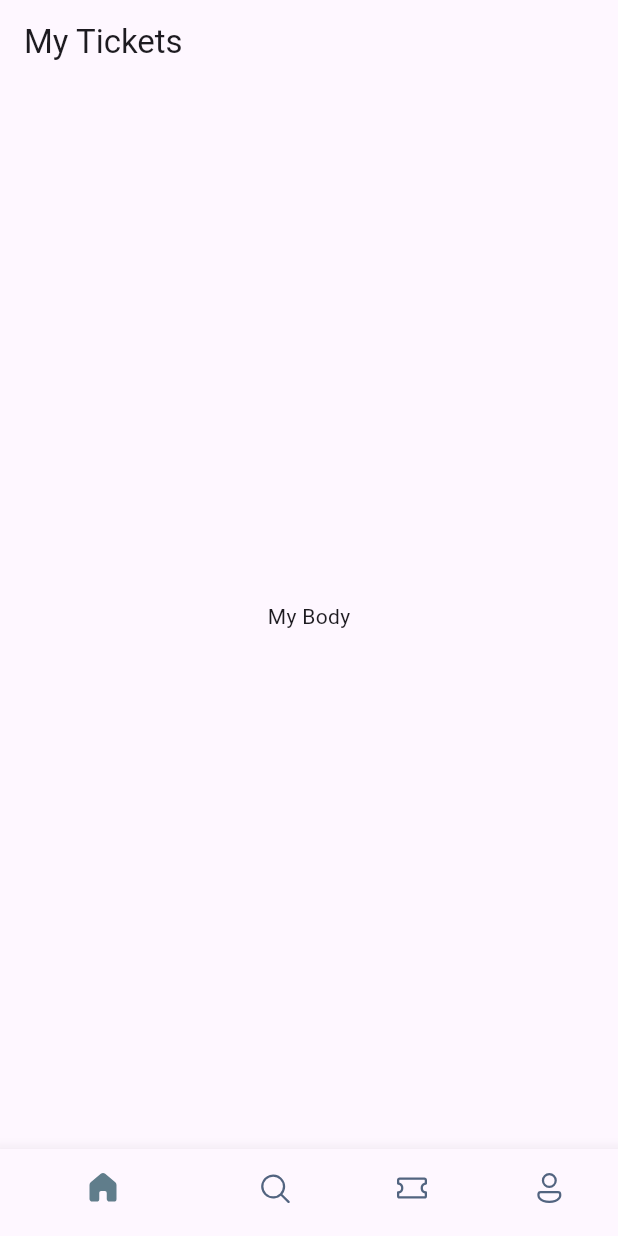
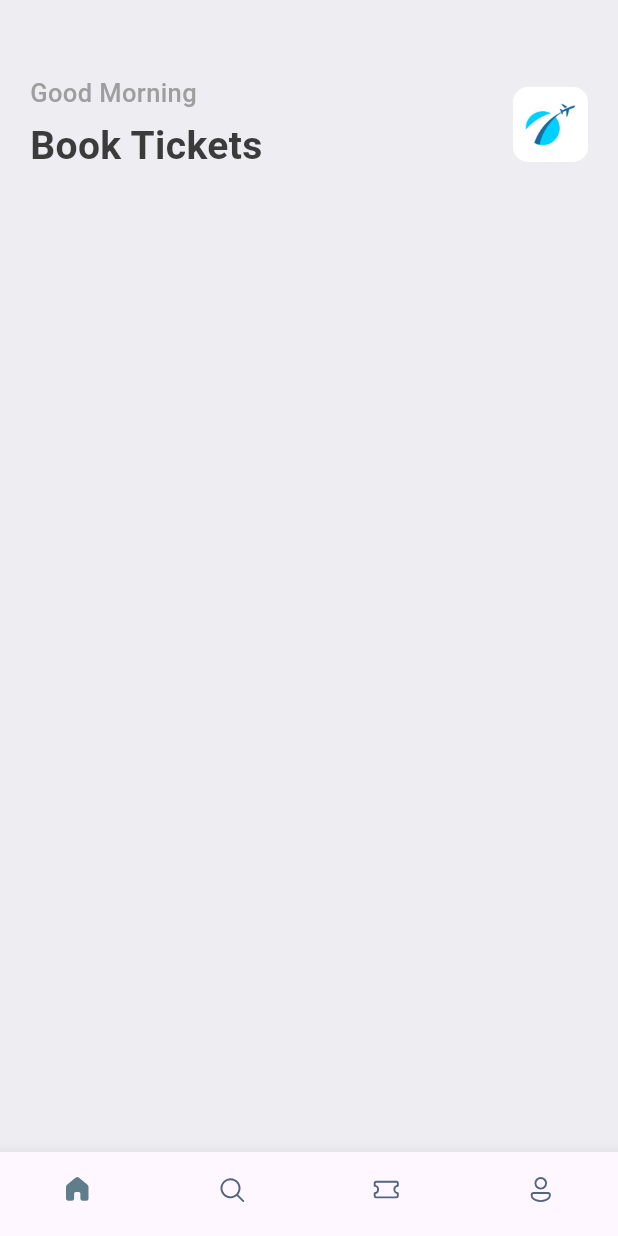
Before and after one commit to flutter-preview/MrCalifer-BookTicket_Flutter, a Flutter app: the screen it shows after launch, on a phone screen of 412 x 824 dp. Run offline on Flutter 3.47's test engine with Material 2 defaults, Android fonts, the phone set to English and light mode, and no system bars; our stand-ins replace fluentui_icons, gap.

Commit message:
Implemented bottom navigation with home screen styles.

```diff
--- a/lib/Home/bottom_bar.dart
+++ b/lib/Home/bottom_bar.dart
@@ -1,3 +1,4 @@
+import 'package:booktickets/Home/screen/home_screen.dart';
 import 'package:fluentui_icons/fluentui_icons.dart';
 import 'package:flutter/material.dart';
 
@@ -9,19 +10,34 @@
 }
 
 class _BottomBarState extends State<BottomBar> {
+  int _selectedIndex = 0;
+  static final List<Widget> _widgetOptions = <Widget>[
+    const HomeScreen(),
+    const Text("Search"),
+    const Text("Tickets"),
+    const Text("Profile")
+  ];
+
+  void _onItemTap(int index) {
+    setState(() {
+      _selectedIndex = index;
+    });
+  }
+
   @override
   Widget build(BuildContext context) {
     return Scaffold(
-      appBar: AppBar(
-        title: const Text("My Tickets"),
-      ),
-      body: const Center(child: Text("My Body")),
+      body: Center(child: _widgetOptions[_selectedIndex]),
       bottomNavigationBar: BottomNavigationBar(
+        currentIndex: _selectedIndex,
         showSelectedLabels: false,
         showUnselectedLabels: false,
         selectedItemColor: Colors.blueGrey,
         unselectedItemColor: const Color(0xFF526480),
         elevation: 10,
+        onTap: _onItemTap,
+        iconSize: 20,
+        type: BottomNavigationBarType.fixed,
         items: const [
           BottomNavigationBarItem(
               icon: Icon(FluentSystemIcons.ic_fluent_home_regular),
--- /dev/null
+++ b/lib/Home/screen/home_screen.dart
@@ -0,0 +1,51 @@
+import 'package:booktickets/Utils/app_styles.dart';
+import 'package:flutter/material.dart';
+import 'package:gap/gap.dart';
+
+class HomeScreen extends StatelessWidget {
+  const HomeScreen({super.key});
+
+  @override
+  Widget build(BuildContext context) {
+    return Scaffold(
+      backgroundColor: Styles.backgroundColor,
+      body: ListView(
+        children: [
+          Container(
+            padding: const EdgeInsets.symmetric(horizontal: 20, vertical: 10),
+            child: Column(
+              children: [
+                const Gap(40),
+                Row(
+                  mainAxisAlignment: MainAxisAlignment.spaceBetween,
+                  children: [
+                    Column(
+                      crossAxisAlignment: CrossAxisAlignment.start,
+                      children: [
+                        Text("Good Morning", style: Styles.headLineStyle3),
+                        const Gap(5),
+                        Text(
+                          "Book Tickets",
+                          style: Styles.headLineStyle1,
+                        )
+                      ],
+                    ),
+                    Container(
+                      width: 50,
+                      height: 50,
+                      decoration: BoxDecoration(
+                          borderRadius: BorderRadius.circular(10),
+                          image: const DecorationImage(
+                              fit: BoxFit.fitHeight,
+                              image: AssetImage("assest/images/img_1.png"))),
+                    )
+                  ],
+                )
+              ],
+            ),
+          )
+        ],
+      ),
+    );
+  }
+}
--- /dev/null
+++ b/lib/Utils/app_styles.dart
@@ -0,0 +1,25 @@
+import 'package:flutter/material.dart';
+
+Color primary = const Color(0xFF687daf);
+
+class Styles {
+  static Color primaryColor = primary;
+  static Color textColor = const Color(0xFF3b3b3b);
+  static Color backgroundColor = const Color(0xFFeeedf2);
+  static Color orangeColor = const Color(0xFF526799);
+
+  static TextStyle textStyle =
+      TextStyle(fontSize: 16, color: textColor, fontWeight: FontWeight.w500);
+
+  static TextStyle headLineStyle1 =
+      TextStyle(fontSize: 26, color: textColor, fontWeight: FontWeight.bold);
+
+  static TextStyle headLineStyle2 =
+      TextStyle(fontSize: 21, color: textColor, fontWeight: FontWeight.bold);
+
+  static TextStyle headLineStyle3 =
+      TextStyle(fontSize: 17, color: Colors.grey.shade500, fontWeight: FontWeight.w500);
+
+  static TextStyle headLineStyle4 = TextStyle(
+      fontSize: 14, color: Colors.grey.shade500, fontWeight: FontWeight.bold);
+}
--- a/lib/main.dart
+++ b/lib/main.dart
@@ -1,4 +1,5 @@
 import 'package:booktickets/Home/bottom_bar.dart';
+import 'package:booktickets/Utils/app_styles.dart';
 import 'package:flutter/material.dart';
 
 void main() {
@@ -12,9 +13,10 @@
   @override
   Widget build(BuildContext context) {
     return MaterialApp(
+      debugShowCheckedModeBanner: false,
       title: 'Book Tickets',
       theme: ThemeData(
-        colorScheme: ColorScheme.fromSeed(seedColor: Colors.deepPurple),
+        primaryColor: primary,
         useMaterial3: true,
       ),
       home: const BottomBar(),
--- a/pubspec.yaml
+++ b/pubspec.yaml
@@ -36,6 +36,7 @@
   # Use with the CupertinoIcons class for iOS style icons.
   cupertino_icons: ^1.0.2
   fluentui_icons: ^1.0.0
+  gap: ^3.0.0
 
 dev_dependencies:
   flutter_test:
@@ -60,8 +61,8 @@
   uses-material-design: true
 
   # To add assets to your application, add an assets section, like this:
-  # assets:
-  #   - images/a_dot_burr.jpeg
+  assets:
+      - assest/images/
   #   - images/a_dot_ham.jpeg
 
   # An image asset can refer to one or more resolution-specific "variants", see
```
Also changed, not shown: assest/images/img.png (added), assest/images/img_1.png (added), assest/images/one.png (added), assest/images/sit.jpg (added), assest/images/three.png (added), assest/images/two.png (added), assest/images/visa.png (added), pubspec.lock.
